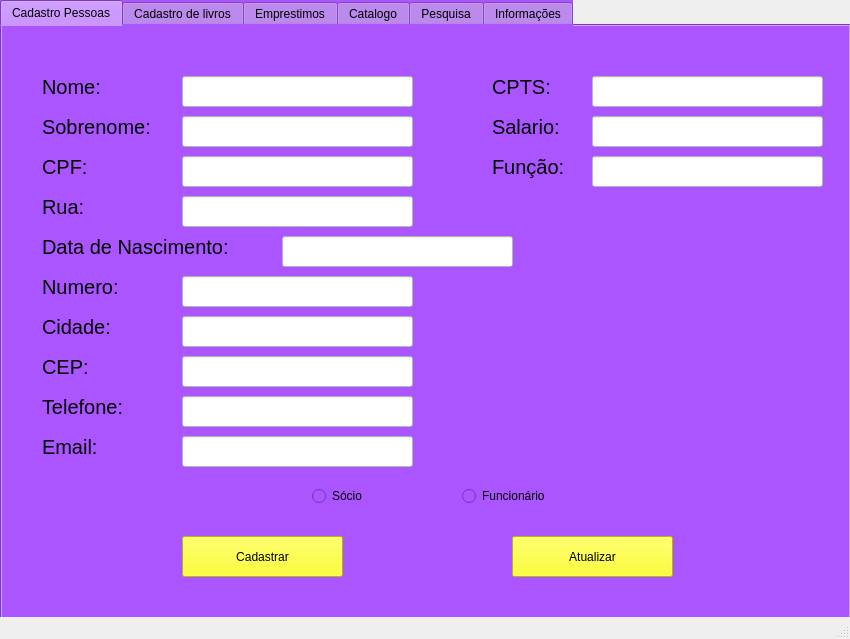
Old version of the form BDBiblioteca.ui in the repository FelipeModena/BD-Biblioteca-Inae-Python.
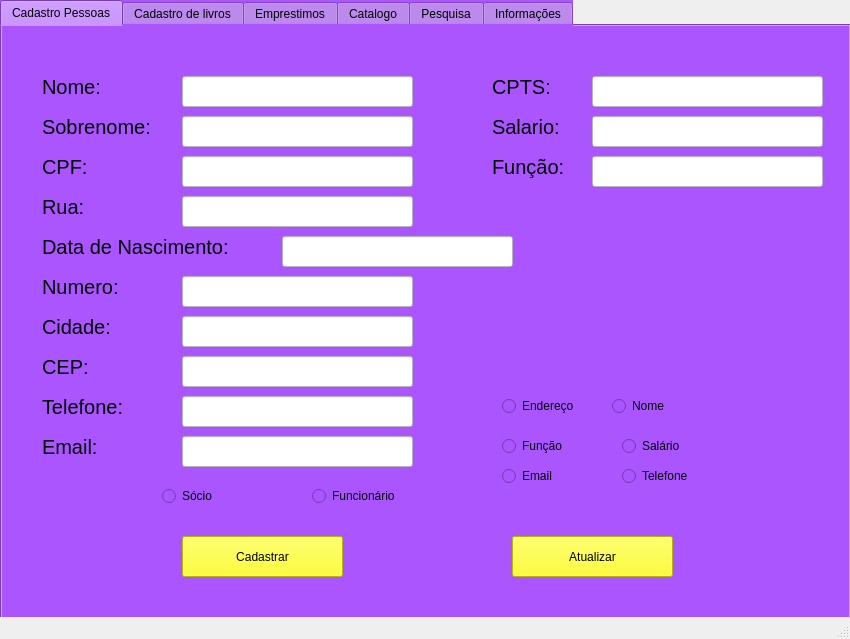
New version of the form. The open tabs and pages were chosen to show the change.

```diff
--- a/BDBiblioteca.ui
+++ b/BDBiblioteca.ui
@@ -497,7 +497,7 @@
      <widget class="QRadioButton" name="Socio_2">
       <property name="geometry">
        <rect>
-        <x>310</x>
+        <x>160</x>
         <y>460</y>
         <width>95</width>
         <height>20</height>
@@ -510,7 +510,7 @@
      <widget class="QRadioButton" name="Funcionario">
       <property name="geometry">
        <rect>
-        <x>460</x>
+        <x>310</x>
         <y>460</y>
         <width>95</width>
         <height>20</height>
@@ -536,6 +536,84 @@
        <string>Atualizar</string>
       </property>
      </widget>
+     <widget class="QRadioButton" name="Endereco">
+      <property name="geometry">
+       <rect>
+        <x>500</x>
+        <y>370</y>
+        <width>95</width>
+        <height>20</height>
+       </rect>
+      </property>
+      <property name="text">
+       <string>Endereço</string>
+      </property>
+     </widget>
+     <widget class="QRadioButton" name="Nome_3">
+      <property name="geometry">
+       <rect>
+        <x>610</x>
+        <y>370</y>
+        <width>95</width>
+        <height>20</height>
+       </rect>
+      </property>
+      <property name="text">
+       <string>Nome</string>
+      </property>
+     </widget>
+     <widget class="QRadioButton" name="atualizaFuncao">
+      <property name="geometry">
+       <rect>
+        <x>500</x>
+        <y>410</y>
+        <width>95</width>
+        <height>20</height>
+       </rect>
+      </property>
+      <property name="text">
+       <string>Função</string>
+      </property>
+     </widget>
+     <widget class="QRadioButton" name="Salario_2">
+      <property name="geometry">
+       <rect>
+        <x>620</x>
+        <y>410</y>
+        <width>95</width>
+        <height>20</height>
+       </rect>
+      </property>
+      <property name="text">
+       <string>Salário</string>
+      </property>
+     </widget>
+     <widget class="QRadioButton" name="Email_2">
+      <property name="geometry">
+       <rect>
+        <x>500</x>
+        <y>440</y>
+        <width>95</width>
+        <height>20</height>
+       </rect>
+      </property>
+      <property name="text">
+       <string>Email</string>
+      </property>
+     </widget>
+     <widget class="QRadioButton" name="AtualizaTelefone">
+      <property name="geometry">
+       <rect>
+        <x>620</x>
+        <y>440</y>
+        <width>95</width>
+        <height>20</height>
+       </rect>
+      </property>
+      <property name="text">
+       <string>Telefone</string>
+      </property>
+     </widget>
     </widget>
     <widget class="QWidget" name="tab_2">
      <attribute name="title">
```
Left out of the diff: 33 changed lines with no effect on the pictures.
